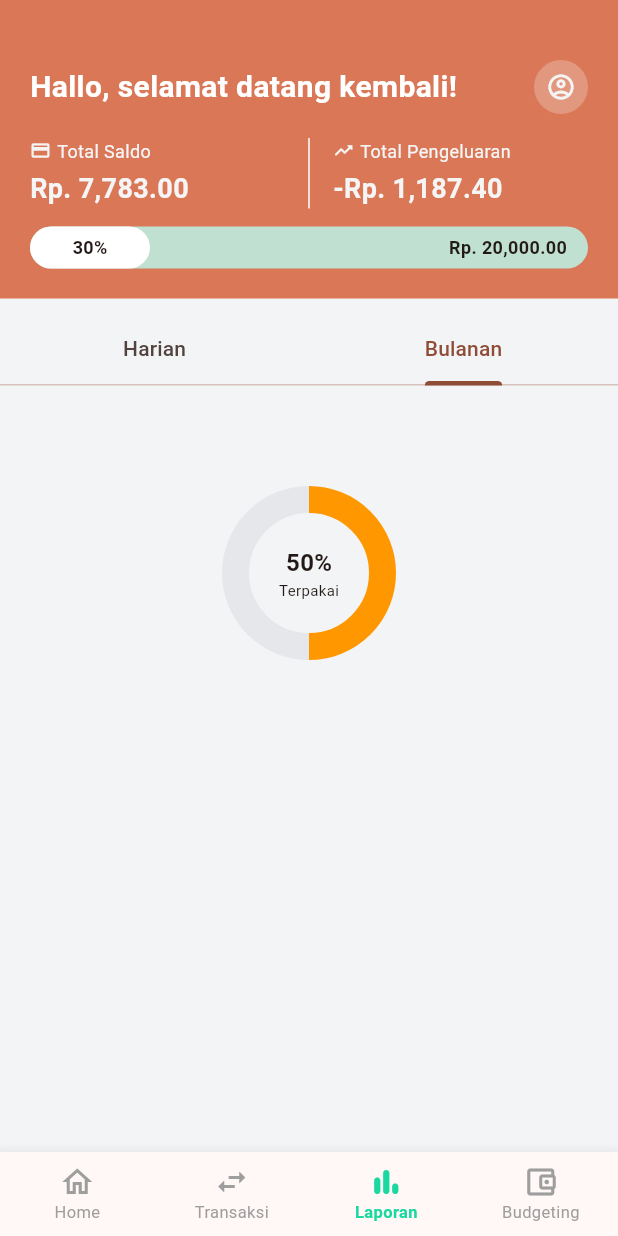
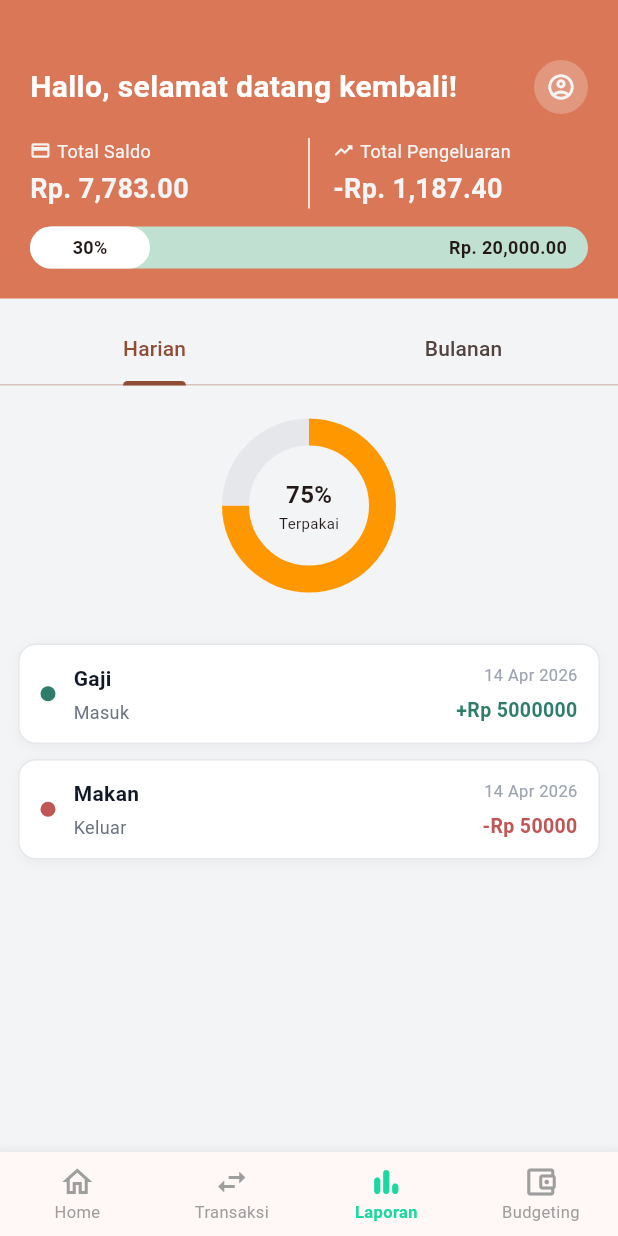
Before and after one commit to Endraagustino22/pencatatan-keuangan-app, a Flutter app: the screen it shows after launch, item 3 of the bottom bar chosen, on a phone screen of 412 x 824 dp. Run offline on Flutter 3.47's test engine with Material 3 defaults, Android fonts, the light colour scheme and no system bars; drawn by our look-alikes of fl_chart.

Commit message:
feat: implement transaction model dan list widget

```diff
--- a/lib/main.dart
+++ b/lib/main.dart
@@ -2,7 +2,6 @@ import 'package:flutter/material.dart';
 import 'package:pencatatan_keuangan_app/screen/main_screen.dart';
 import 'screen/dashboard/dashboard_screen.dart';
 import 'package:intl/date_symbol_data_local.dart'; //
-
 
 Future<void> main() async {
   WidgetsFlutterBinding.ensureInitialized();
@@ -21,7 +20,7 @@ class MyApp extends StatelessWidget {
         colorScheme: ColorScheme.fromSeed(seedColor: const Color(0xFFD97757)),
         scaffoldBackgroundColor: const Color(0xFFF3F4F6),
       ),
-      home: const MainScreen( dashboardScreen: DashboardScreen()),
+      home: const MainScreen(dashboardScreen: DashboardScreen()),
     );
   }
 }
--- /dev/null
+++ b/lib/model/transaksi.dart
@@ -0,0 +1,13 @@
+class TransactionModel {
+  final String type; // "Masuk" / "Keluar"
+  final String category;
+  final double amount;
+  final DateTime date;
+
+  TransactionModel({
+    required this.type,
+    required this.category,
+    required this.amount,
+    required this.date,
+  });
+}
--- a/lib/screen/dashboard/widgets/input_pengeluaran.dart
+++ b/lib/screen/dashboard/widgets/input_pengeluaran.dart
@@ -96,7 +96,7 @@ class _InputPengeluaranWidgetState extends State<InputPengeluaranWidget> {
                         'Yukk, catat pengeluaran !!',
                         style: TextStyle(
                           fontSize: 15,
-                          color: const Color(0xFF1F2937),
+                          color: Color(0xFF1F2937),
                           fontWeight: FontWeight.w600,
                         ),
                       ),
--- a/lib/screen/laporan/laporan_screen.dart
+++ b/lib/screen/laporan/laporan_screen.dart
@@ -1,6 +1,8 @@
 import 'package:flutter/material.dart';
+import 'package:pencatatan_keuangan_app/model/transaksi.dart';
 import 'package:pencatatan_keuangan_app/screen/dashboard/widgets/jumlah_saldo.dart';
 import 'package:pencatatan_keuangan_app/screen/laporan/widgets/tab_view.dart';
+import 'package:pencatatan_keuangan_app/screen/laporan/widgets/transaksi_list.dart';
 
 class LaporanScreenWidget extends StatefulWidget {
   const LaporanScreenWidget({super.key});
@@ -12,12 +14,12 @@ class LaporanScreenWidget extends StatefulWidget {
 class _LaporanScreenWidgetState extends State<LaporanScreenWidget> {
   @override
   Widget build(BuildContext context) {
-    return const Column(
+
+    return Column(
       children: [
-          SaldoSummaryWidget(),
-          SizedBox(height: 10),
-          TabBarLaporan(),
-
+          const SaldoSummaryWidget(),
+          const SizedBox(height: 10),
+          const TabBarLaporan(),
       ],
     );
   }
--- a/lib/screen/laporan/widgets/tab_view.dart
+++ b/lib/screen/laporan/widgets/tab_view.dart
@@ -1,33 +1,70 @@
 import 'package:flutter/material.dart';
+import 'package:pencatatan_keuangan_app/model/transaksi.dart';
 import 'package:pencatatan_keuangan_app/screen/laporan/widgets/chart_pengeluaran.dart';
+import 'package:pencatatan_keuangan_app/screen/laporan/widgets/transaksi_list.dart';
 
 class TabBarLaporan extends StatelessWidget {
   const TabBarLaporan({super.key});
 
   @override
   Widget build(BuildContext context) {
-    return const Expanded(
+    final List<TransactionModel> transactions = [
+      TransactionModel(
+        type: "Masuk",
+        category: "Gaji",
+        amount: 5000000,
+        date: DateTime.now(),
+      ),
+      TransactionModel(
+        type: "Keluar",
+        category: "Makan",
+        amount: 50000,
+        date: DateTime.now(),
+      ),
+    ];
+
+    return Expanded(
       child: DefaultTabController(
-        initialIndex: 1,
         length: 2,
         child: Column(
           children: [
-            TabBar(
-              tabs: <Widget>[
+            const TabBar(
+              tabs: [
                 Tab(text: "Harian"),
                 Tab(text: "Bulanan"),
               ],
             ),
-            SizedBox(
-              height: 250,
-              width: 250,
+
+            const SizedBox(height: 10),
+
+            Expanded(
               child: TabBarView(
-                children: <Widget>[
-                  Center(
-                    child: ChartPengeluaran(budget: 1000000, used: 750000),
+                children: [
+                  /// TAB HARIAN
+                  Column(
+                    children: [
+                      const ChartPengeluaran(
+                        budget: 1000000,
+                        used: 750000,
+                      ),
+                      const SizedBox(height: 10),
+
+                      Expanded(
+                        child: TransaksiListWidget(
+                          transactions: transactions,
+                        ),
+                      ),
+                    ],
                   ),
-                  Center(
-                    child: ChartPengeluaran(budget: 1000000, used: 500000),
+
+                  /// TAB BULANAN
+                  const Column(
+                    children: [
+                      ChartPengeluaran(
+                        budget: 1000000,
+                        used: 500000,
+                      ),
+                    ],
                   ),
                 ],
               ),
--- /dev/null
+++ b/lib/screen/laporan/widgets/transaksi_list.dart
@@ -0,0 +1,105 @@
+import 'package:flutter/material.dart';
+import 'package:intl/intl.dart';
+import 'package:pencatatan_keuangan_app/model/transaksi.dart';
+
+class TransaksiListWidget extends StatelessWidget {
+  final List<TransactionModel> transactions;
+
+  const TransaksiListWidget({super.key, required this.transactions});
+
+  @override
+  Widget build(BuildContext context) {
+    return ListView.builder(
+      itemCount: transactions.length,
+      padding: const EdgeInsets.all(12),
+      itemBuilder: (context, index) {
+        final trx = transactions[index];
+        final isIncome = trx.type == "Masuk";
+
+        final amountColor = isIncome
+            ? const Color(0xFF2E7D6B) // soft green
+            : const Color(0xFFC05656); // soft red
+
+        return Container(
+          margin: const EdgeInsets.only(bottom: 10),
+          padding: const EdgeInsets.symmetric(horizontal: 14, vertical: 12),
+          decoration: BoxDecoration(
+            color: Colors.white,
+            borderRadius: BorderRadius.circular(12),
+            border: Border.all(color: const Color(0xFFE5E7EB)),
+            boxShadow: const [
+              BoxShadow(
+                color: Color(0x0A000000),
+                blurRadius: 6,
+                offset: Offset(0, 2),
+              ),
+            ],
+          ),
+          child: Row(
+            children: [
+              /// ICON / INDICATOR
+              Container(
+                width: 10,
+                height: 10,
+                decoration: BoxDecoration(
+                  color: amountColor,
+                  shape: BoxShape.circle,
+                ),
+              ),
+
+              const SizedBox(width: 12),
+
+              /// LEFT INFO
+              Expanded(
+                child: Column(
+                  crossAxisAlignment: CrossAxisAlignment.start,
+                  children: [
+                    Text(
+                      trx.category,
+                      style: const TextStyle(
+                        fontSize: 14,
+                        fontWeight: FontWeight.w600,
+                        color: Color(0xFF111827),
+                      ),
+                    ),
+                    const SizedBox(height: 4),
+                    Text(
+                      trx.type,
+                      style: const TextStyle(
+                        fontSize: 12,
+                        color: Color(0xFF6B7280),
+                      ),
+                    ),
+                  ],
+                ),
+              ),
+
+              /// RIGHT SIDE
+              Column(
+                crossAxisAlignment: CrossAxisAlignment.end,
+                children: [
+                  Text(
+                    DateFormat('dd MMM yyyy').format(trx.date),
+                    style: const TextStyle(
+                      fontSize: 11,
+                      color: Color(0xFF9CA3AF),
+                    ),
+                  ),
+                  const SizedBox(height: 6),
+                  Text(
+                    "${isIncome ? '+' : '-'}Rp ${trx.amount.toStringAsFixed(0)}",
+                    style: TextStyle(
+                      fontSize: 13,
+                      fontWeight: FontWeight.w600,
+                      color: amountColor,
+                    ),
+                  ),
+                ],
+              ),
+            ],
+          ),
+        );
+      },
+    );
+  }
+}
```
